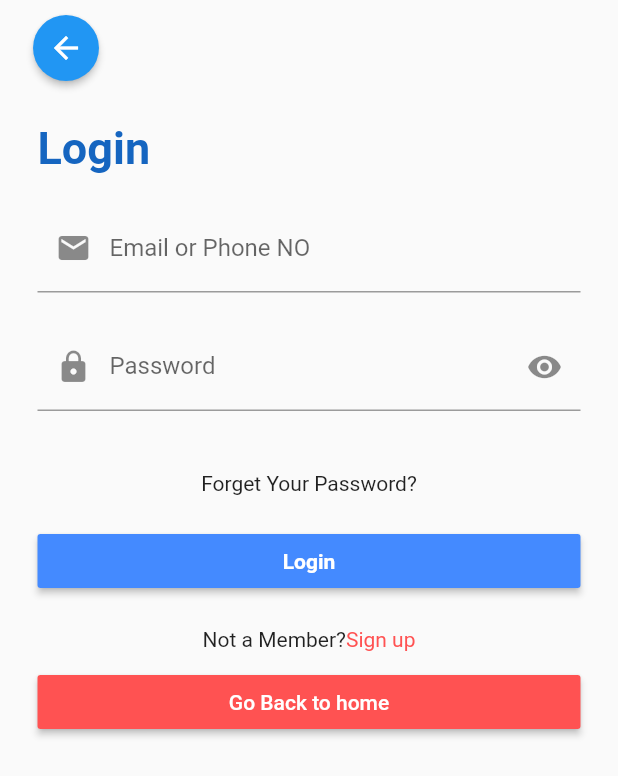
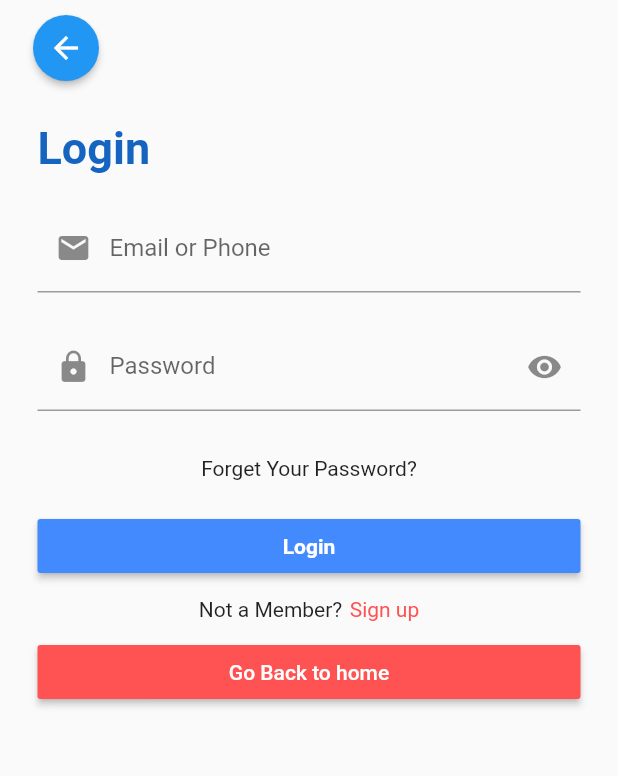
Before and after one commit to suliman-khaan/tourmate, a Flutter app: the screen it shows after launch, scrolled down 576 dp, after a tap on "Login", on a phone screen of 412 x 824 dp. Shown: the top 776 px of the screen. Run offline on Flutter 3.47's test engine with Material 2 defaults, Android fonts, the phone set to English and light mode, and no system bars; our stand-ins replace carousel_slider, cloud_firestore, dotted_line, firebase_auth, firebase_core, font_awesome_flutter and 5 more; missing offline and left inert: comment_box, flutter_phone_direct_caller; accounts and stored records are empty; Roboto replaces fonts that are missing (RobotoMono-VariableFont_wght).

Commit message:
Change in Login/Register/home

```diff
--- a/lib/home.dart
+++ b/lib/home.dart
@@ -71,7 +71,7 @@ class _homeState extends State<home> {
               backgroundColor: Colors.white.withAlpha(200),
               title: Text("Tour Mate", style: TextStyle(color: Colors.black)),
               actions: [
-                if(FirebaseAuth.instance.currentUser == null)...[
+                if (FirebaseAuth.instance.currentUser == null) ...[
                   Container(
                       child: Row(
                     children: [
@@ -97,7 +97,7 @@ class _homeState extends State<home> {
                           )),
                     ],
                   ))
-                ]else...[
+                ] else ...[
                   TextButton(
                       onPressed: () {
                         print("Log Out");
@@ -105,10 +105,9 @@ class _homeState extends State<home> {
                         Navigator.pushNamed(context, MyRoute.home);
                       },
                       child: Text(
-                          "LogOut",
+                        "Log Out",
                       )),
                 ],
-
                 Builder(
                     builder: (context) => IconButton(
                         onPressed: () {
@@ -830,9 +829,7 @@ class test extends StatelessWidget {
         TextButton(
             onPressed: () {
               Navigator.push(
-                     context,
-                     MaterialPageRoute(
-                         builder: (context) => login()));
+                  context, MaterialPageRoute(builder: (context) => login()));
             },
             child: Text(
               "Login",
@@ -840,9 +837,7 @@ class test extends StatelessWidget {
         TextButton(
             onPressed: () {
               Navigator.push(
-                     context,
-                     MaterialPageRoute(
-                         builder: (context) => register()));
+                  context, MaterialPageRoute(builder: (context) => register()));
             },
             child: Text(
               "Sign Up",
--- a/lib/login.dart
+++ b/lib/login.dart
@@ -89,6 +89,7 @@ class _loginState extends State<login> {
         title: Center(child: Text("")),
       ),*/
       body: SafeArea(
+        child: SingleChildScrollView(
           child: Column(
             crossAxisAlignment: CrossAxisAlignment.start,
             children: [
@@ -123,7 +124,8 @@ class _loginState extends State<login> {
                                     color: Colors.blue[800],
                                     fontSize: 30,
                                     fontWeight: FontWeight.bold,
-                                  fontFamily: 'RobotoMono-VariableFont_wght')),
+                                    fontFamily:
+                                        'RobotoMono-VariableFont_wght')),
                           ),
                           SizedBox(
                             height: 20,
@@ -137,14 +139,16 @@ class _loginState extends State<login> {
                                 });
                               },
                               decoration: InputDecoration(
-                                labelText: "Email or Phone NO",
-                                hintText: "Enter Your Email or Phone NO",
+                                  labelText: "Email or Phone",
+                                  hintText: "Email or Phone",
                                   prefixIcon: Padding(
                                       padding: EdgeInsets.all(0),
                                       child: Icon(Icons.email))),
                               validator: MultiValidator([
-                              RequiredValidator(errorText: "required"),
-                              EmailValidator(errorText: "Input Should be Email")
+                                RequiredValidator(
+                                    errorText: "Please enter your Email/Phone"),
+                                EmailValidator(
+                                    errorText: "Input Should be Email")
                               ])),
                           SizedBox(
                             height: 20,
@@ -164,15 +168,10 @@ class _loginState extends State<login> {
                                 });
                               },
                               obscureText: isHiddenPassword,
-                          validator: (val) => val!.length < 6
-                              ? "Password Should be Greater Then 6 chars"
-                              : null,
-                        ),
+                              validator: RequiredValidator(
+                                  errorText: "Please Enter your Password!")),
                           SizedBox(
-                          height: 20,
-                        ),
-                        SizedBox(
-                          height: 20,
+                            height: 30,
                           ),
                           Row(
                             mainAxisAlignment: MainAxisAlignment.center,
@@ -205,12 +204,13 @@ class _loginState extends State<login> {
                             ),
                           ),
                           SizedBox(
-                          height: 20,
+                            height: 10,
                           ),
                           Row(
                             mainAxisAlignment: MainAxisAlignment.center,
                             children: [
                               Text("Not a Member?"),
+                              SizedBox(width: 5.0),
                               InkWell(
                                 child: Text(
                                   "Sign up",
@@ -256,6 +256,7 @@ class _loginState extends State<login> {
             ],
           ),
         ),
+      ),
     );
   }
 
```
Also changed, not shown: lib/Register.dart (+22 -50 lines). Lines whose indentation alone changed are shown as unchanged.
